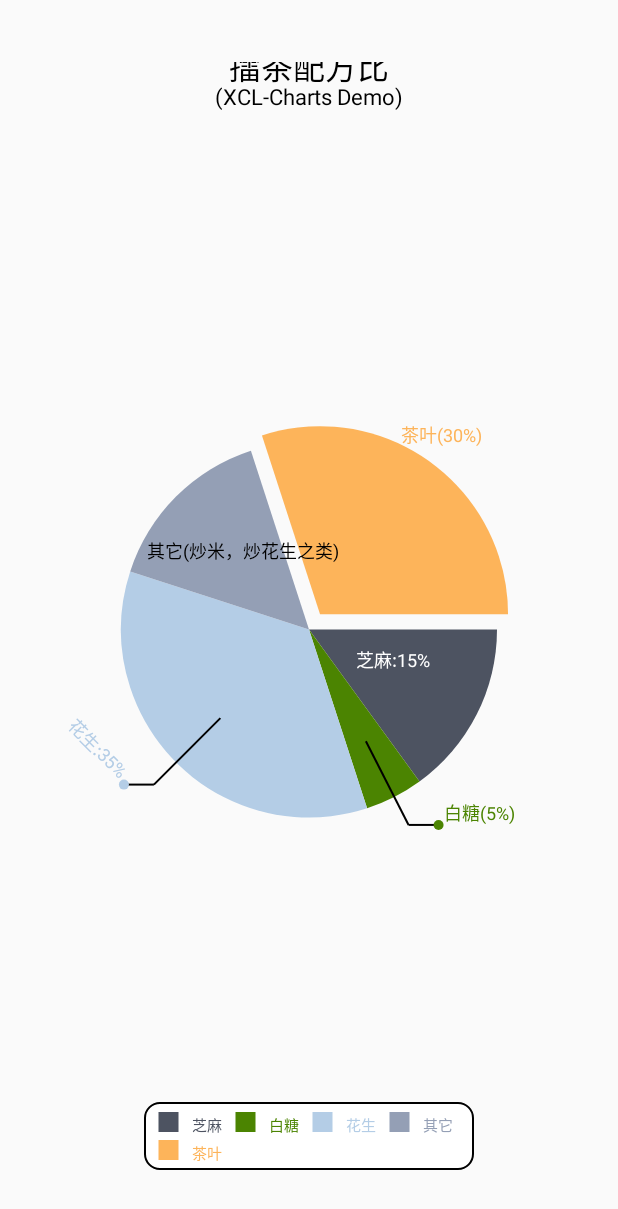
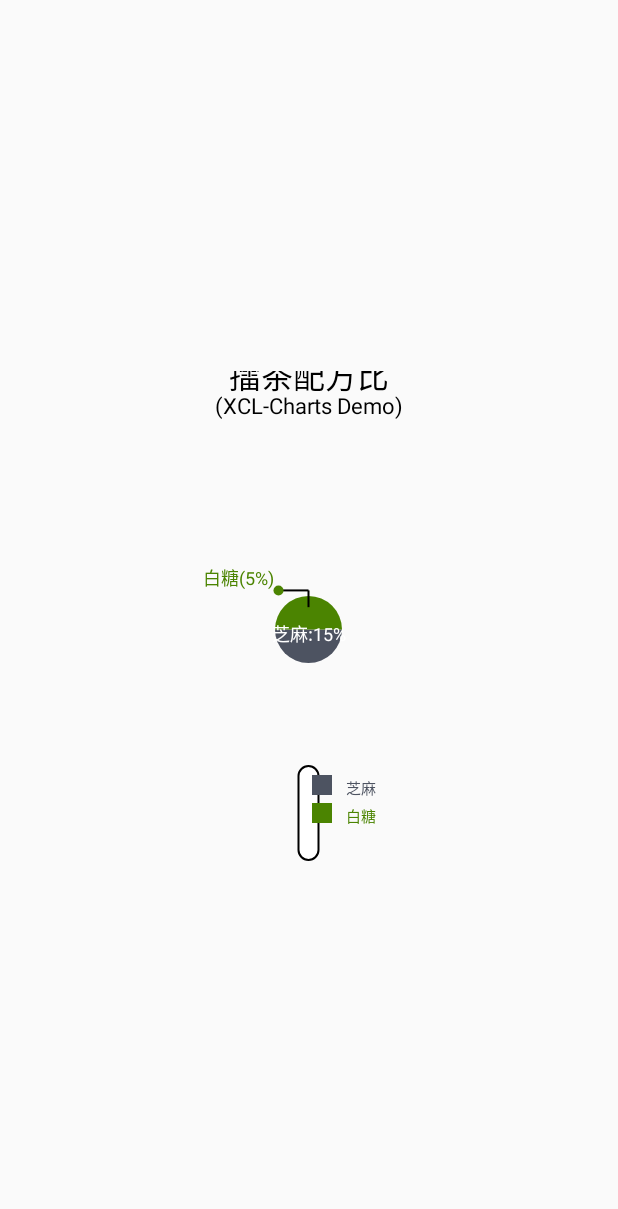
Before and after one commit to xiaozongzi/NewTest, an Android app: the ChartsActivity screen opened directly, with no data from a screen before it, on a phone screen of 412 x 824 dp. Shown: the top 1209 px of the screen. Run offline under Robolectric (Android 15) with nearby library versions, the phone set to English and light mode, and no system bars; libraries missing offline, so code that uses them is left out: io.vov.vitamio.

Commit message:
160422 增加 圆饼图

```diff
--- a/Libray/src/main/java/com/io/vov/vitamio/libray/lib/chart/ChartsActivity.java
+++ b/Libray/src/main/java/com/io/vov/vitamio/libray/lib/chart/ChartsActivity.java
@@ -151,8 +151,8 @@ public class ChartsActivity extends Activity {
 
 		   //图表显示范围在占屏幕大小的90%的区域内
 		   DisplayMetrics dm = getResources().getDisplayMetrics();
-		   int scrWidth = (int) (dm.widthPixels * 0.9);
-		   int scrHeight = (int) (dm.heightPixels * 0.9);
+		   int scrWidth = (int) (dm.widthPixels * 0.4);
+		   int scrHeight = (int) (dm.heightPixels * 0.4);
 	       RelativeLayout.LayoutParams layoutParams = new RelativeLayout.LayoutParams(
 	    		   													scrWidth, scrHeight);
 
--- a/Libray/src/main/java/com/io/vov/vitamio/libray/lib/chart/PieChart02View.java
+++ b/Libray/src/main/java/com/io/vov/vitamio/libray/lib/chart/PieChart02View.java
@@ -27,7 +27,6 @@ import android.content.Context;
 import android.graphics.Canvas;
 import android.graphics.Color;
 import android.graphics.Paint;
-import android.graphics.Paint.Style;
 import android.util.AttributeSet;
 import android.util.Log;
 import android.view.MotionEvent;
@@ -35,7 +34,6 @@ import org.xclcharts.chart.PieChart;
 import org.xclcharts.chart.PieData;
 import org.xclcharts.common.DensityUtil;
 import org.xclcharts.common.MathHelper;
-import org.xclcharts.event.click.ArcPosition;
 import org.xclcharts.renderer.XEnum;
 import org.xclcharts.renderer.plot.PlotLegend;
 
@@ -79,7 +77,7 @@ public class PieChart02View extends DemoView implements Runnable {
 		 chartRender();
 
 		//綁定手势滑动事件
-			this.bindTouch(this,chart);
+		//	this.bindTouch(this,chart);
 		 new Thread(this).start();
 	 }
 
@@ -151,16 +149,16 @@ public class PieChart02View extends DemoView implements Runnable {
 		//用图库中的MathHelper.getInstance()来做运算,以保证总值为100%
 
 		//设置图表数据源
-		PieData pieData = new PieData("芝麻","芝麻:15%",15, Color.rgb(77, 83, 97)) ;
+		PieData pieData = new PieData("芝麻","芝麻:15%",50, Color.rgb(77, 83, 97)) ;
 		pieData.setCustLabelStyle(XEnum.SliceLabelStyle.INSIDE, Color.WHITE);
 
 		//pieData.setItemLabelRotateAngle(rotateAngle)
 
 		chartData.add(pieData);
 
-		chartData.add(new PieData("白糖","白糖(5%)",5, Color.rgb(75, 132, 1)));
+		chartData.add(new PieData("白糖","白糖(5%)",50, Color.rgb(75, 132, 1)));
 
-		//将此比例块突出显示
+	/*	//将此比例块突出显示
 		PieData pd = new PieData("花生","花生:35%",35, Color.rgb(180, 205, 230));
 		pd.setItemLabelRotateAngle(45.f);
 		chartData.add(pd);
@@ -171,7 +169,7 @@ public class PieChart02View extends DemoView implements Runnable {
 
 		PieData pdTea = new PieData("茶叶","茶叶(30%)",30, Color.rgb(253, 180, 90),true);
 		pdTea.setCustLabelStyle(XEnum.SliceLabelStyle.OUTSIDE, Color.rgb(253, 180, 90));
-		chartData.add(pdTea);
+		chartData.add(pdTea);	*/
 	}
 	@Override
 	public void render(Canvas canvas) {
@@ -182,7 +180,10 @@ public class PieChart02View extends DemoView implements Runnable {
 	        	Log.e(TAG, e.toString());
 	        }
 	}
-
+	public void setPercent(){
+		chartData.get(0).setPercentage(30);
+		chartData.get(1).setPercentage(70);
+	}
 
 	@Override
 	public boolean onTouchEvent(MotionEvent event) {
@@ -199,7 +200,8 @@ public class PieChart02View extends DemoView implements Runnable {
 	//触发监听
 	private void triggerClick(float x,float y)
 	{
-		if(!chart.getListenItemClickStatus())return;
+		setPercent();
+	/*	if(!chart.getListenItemClickStatus())return;
 		ArcPosition record = chart.getPositionRecord(x,y);
 		if( null == record) return;
 
@@ -225,7 +227,7 @@ public class PieChart02View extends DemoView implements Runnable {
 
 		//显示选中框
 		chart.showFocusArc(record,pData.getSelected());
-		chart.getFocusPaint().setStyle(Style.STROKE);
+		chart.getFocusPaint().setStyle(Paint.Style.STROKE);
 		chart.getFocusPaint().setStrokeWidth(5);
 		chart.getFocusPaint().setColor(Color.GREEN);
 		chart.getFocusPaint().setAlpha(100);
@@ -235,7 +237,7 @@ public class PieChart02View extends DemoView implements Runnable {
 		mPaintToolTip.setColor(Color.RED);
 		chart.getToolTip().setCurrentXY(x,y);
 		chart.getToolTip().addToolTip(" key:" + pData.getKey() +
-							" Label:" + pData.getLabel(),mPaintToolTip);
+							" Label:" + pData.getLabel(),mPaintToolTip);	*/
 
 		this.refreshChart();
 	}
```
Also changed, not shown: 1 other file.
